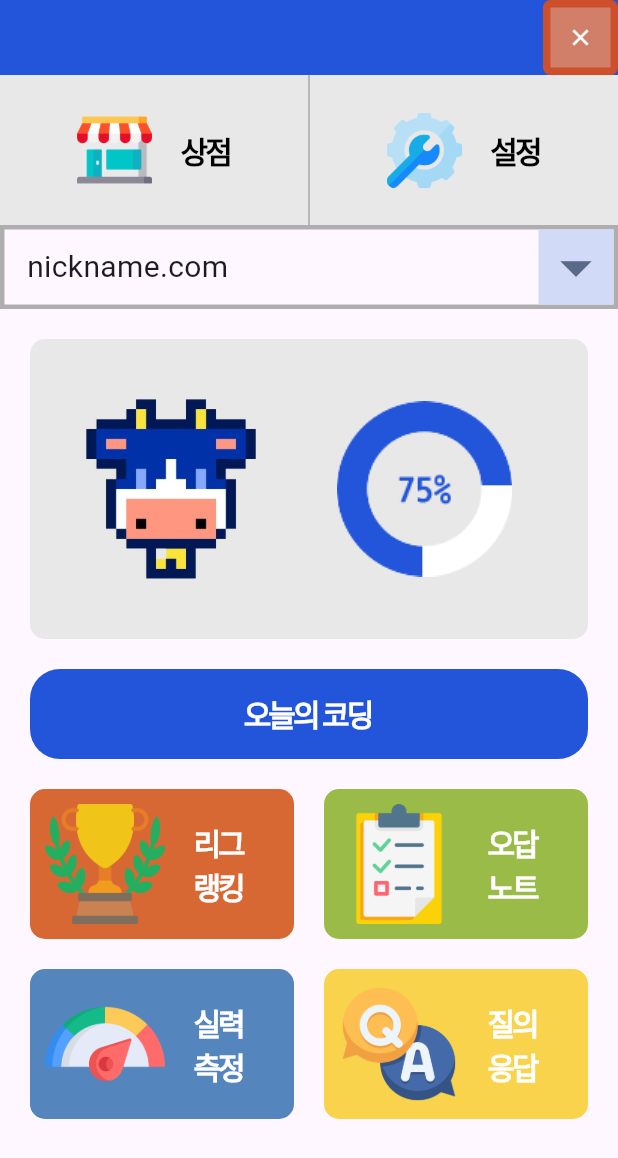
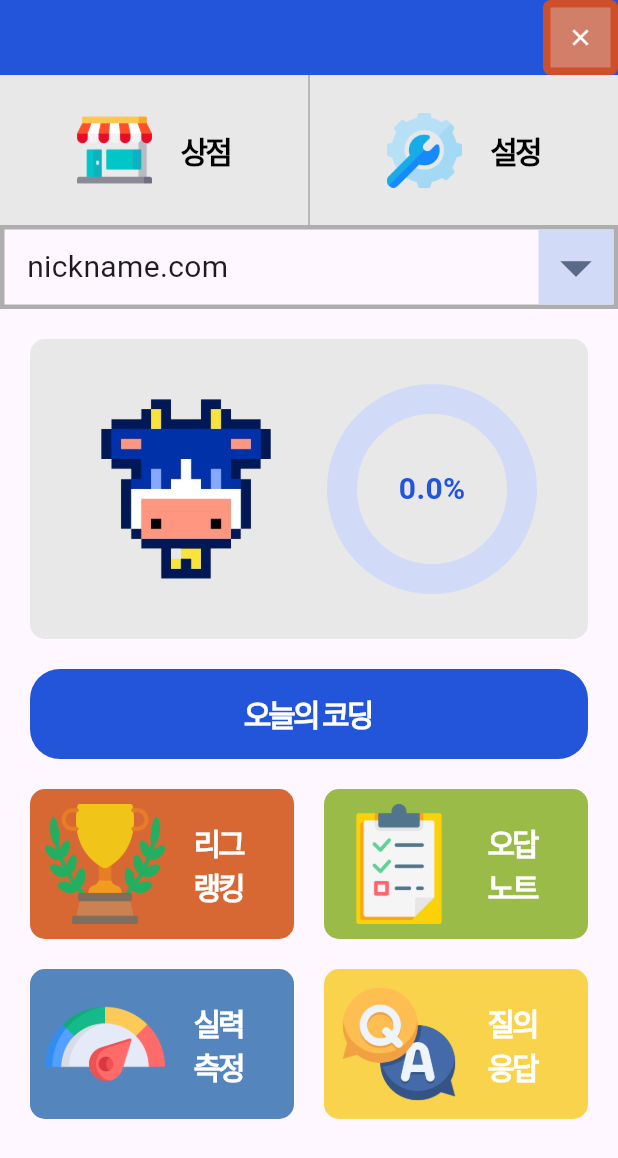
Before and after one commit to CarniRabbit/coding_cow_app, a Flutter app: the screen it shows after launch, after a tap on "Login", on a phone screen of 412 x 824 dp. Shown: the top 1158 px of the screen. Run offline on Flutter 3.47's test engine with Material 3 defaults, Android fonts, the light colour scheme and no system bars; our stand-ins replace cloud_firestore, firebase_core, flutter_html; accounts and stored records are empty; Roboto replaces fonts that are missing (NanumCoding).

Commit message:
add circular progress bar and temporary value variable

```diff
--- a/lib/data.dart
+++ b/lib/data.dart
@@ -100,6 +100,8 @@ Future<List<Problems>> fromFirestore(String collection) async { // 매개변수
 var hint = false; // hint 열람 여부
 var problem_no = 0; // 문제 번호
 var memo = ""; // 문제 풀이를 위한 메모
+var today_solved = 0; // 오늘의 푼 문제 수
+var today_progress = 0.0; // 오늘의 푼 문제 비율 (푼 문제 수/10)
 
 Future<void> addIncorrectProblem(String problemId) async { // Keep it up 일 경우 Incorrects DB에 추가
   const String tempUserId = "user1";//사용자 ID 임시 설정
--- a/lib/problem.dart
+++ b/lib/problem.dart
@@ -41,7 +41,7 @@ class Problem_Page extends StatelessWidget {
             future: fromFirestore("Problems"),
             builder: (BuildContext context, AsyncSnapshot<dynamic> snapshot) {
               // problem_no = Random().nextInt(get_problems.length); // 문제 랜덤 선정
-              if (snapshot.hasData) {
+              if (snapshot.hasData) { // 데이터가 전부 로드되었을 때
                 return SafeArea( // 앱이 상태창 아래부터 표시되도록 함
                   bottom: false,
                   child: Column(
@@ -55,7 +55,7 @@ class Problem_Page extends StatelessWidget {
                 );
               }
 
-              return Center(
+              return Center( // 데이터가 로드되지 않았을 때
                 child: Text(
                   "문제 로딩중",
                   textAlign: TextAlign.center,
--- a/lib/widgets/main_process_of_study.dart
+++ b/lib/widgets/main_process_of_study.dart
@@ -3,6 +3,7 @@
  * 딩카 메인 화면 - 오늘의 공부 현황(%)
  */
 
+import 'package:coding_cow_app/data.dart';
 import 'package:flutter/material.dart';
 
 class Main_Process_Of_Study extends StatelessWidget {
@@ -28,10 +29,32 @@ class Main_Process_Of_Study extends StatelessWidget {
               width: 120,
               height: 120,
             ),
-            Image( // today process percentage
-              image: AssetImage('icon/percentage.png'),
-              width: 150,
-              height: 150,
+            Stack(
+              children: [
+                SizedBox(
+                  width: 120,
+                  height: 120,
+                  child: CircularProgressIndicator(
+                    color: Color(0xff2355DA),
+                    backgroundColor: Color(0xffd1dbf7),
+                    strokeWidth: 20,
+                    value: today_progress,
+                  ),
+                ),
+                Positioned.fill(
+                  child: Align(
+                    alignment: Alignment.center,
+                    child: Text(
+                      (today_progress*100).toString()+"%",
+                      style: TextStyle(
+                        color: Color(0xff2355DA),
+                        fontWeight: FontWeight.bold,
+                        fontSize: 20,
+                      ),
+                    ),
+                  ),
+                ),
+              ],
             ),
           ],
         ),
--- a/lib/widgets/problem_code_part.dart
+++ b/lib/widgets/problem_code_part.dart
@@ -14,7 +14,7 @@ import 'package:flutter_html/flutter_html.dart';
 class Problem_Code_Part extends StatelessWidget {
   @override
   Widget build(BuildContext context) {
-    print("문제번호: "+problem_no.toString());
+    // print("문제번호: "+problem_no.toString());
 
     return Container( // code part
       alignment: FractionalOffset(0.5, 0.85),
```
Also changed, not shown: lib/result.dart (+3 -4 lines), lib/widgets/problem_answer_input_popup.dart (+14 -9 lines).
